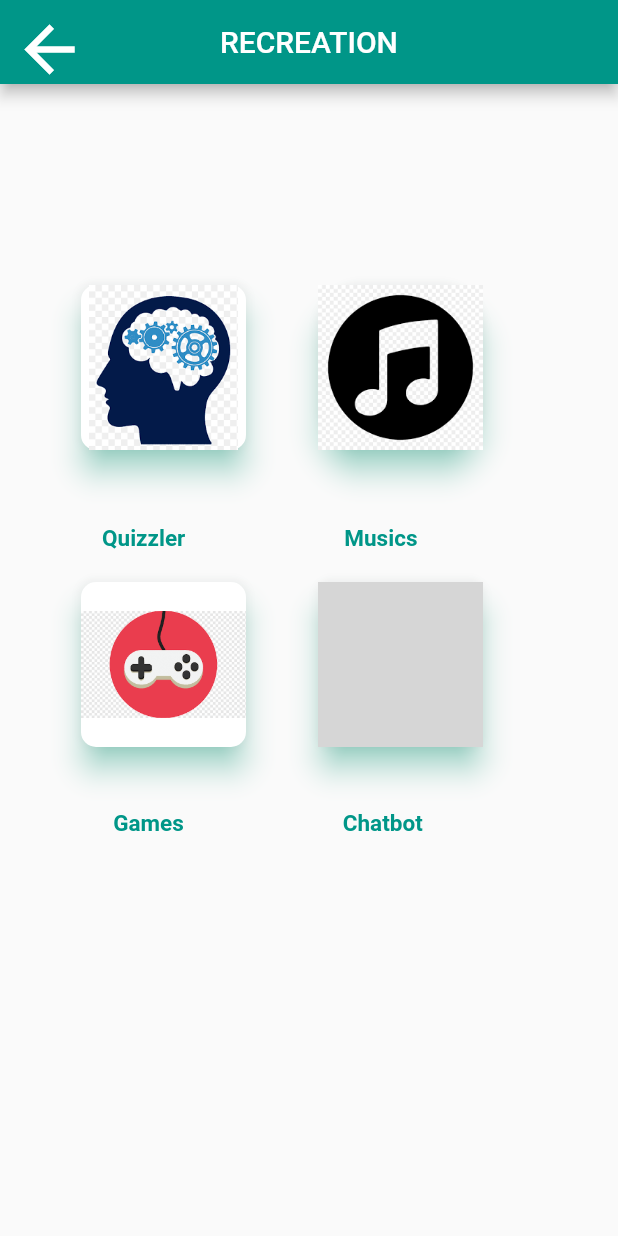
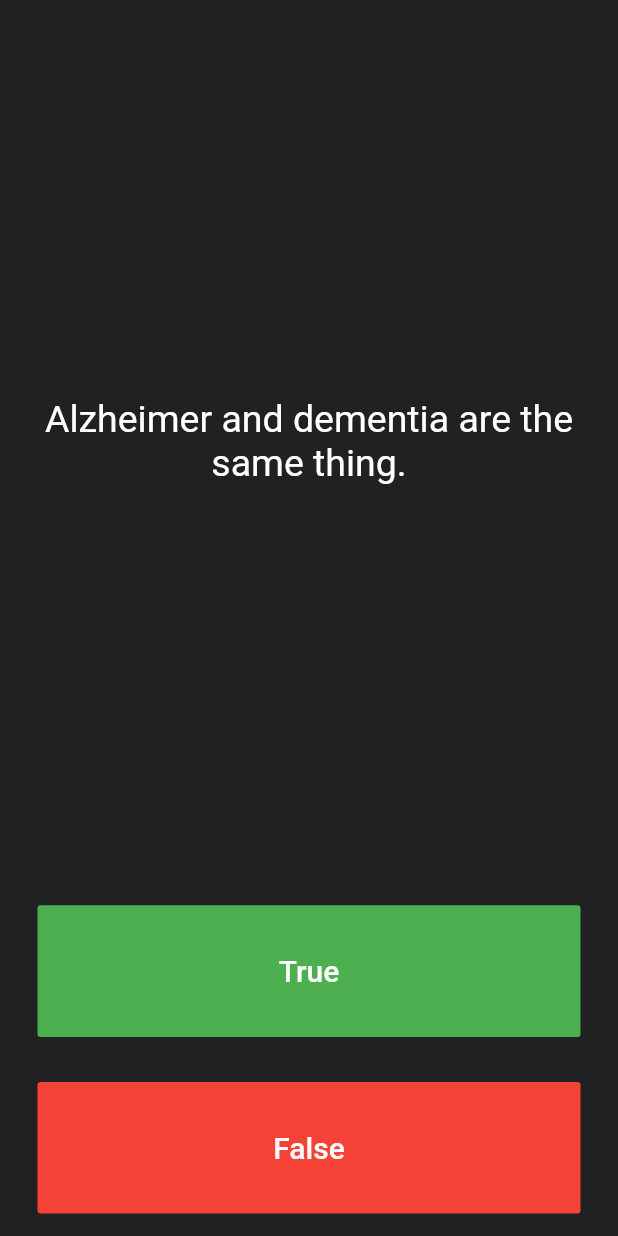
Before and after one commit to clary09/Obliviate, a Flutter app: the RecreationScreen screen opened directly, after a tap on "Quizzler", on a phone screen of 412 x 824 dp. Run offline on Flutter 3.47's test engine with Material 2 defaults, Android fonts, the phone set to English and light mode, and no system bars; our stand-ins replace audioplayers, cloud_firestore, firebase_auth, firebase_core, fluttertoast, rflutter_alert; accounts and stored records are empty; grey boxes are pictures that could not be loaded.

Commit message:
added games and quizzler

```diff
--- a/lib/screens/home.dart
+++ b/lib/screens/home.dart
@@ -1,4 +1,4 @@
- import 'package:flutter/cupertino.dart';
+import 'package:flutter/cupertino.dart';
 import 'package:flutter/material.dart';
 import 'package:obliviate_app/screens/health.dart';
 
--- /dev/null
+++ b/lib/screens/question.dart
@@ -0,0 +1,11 @@
+import 'package:flutter/material.dart';
+import 'package:obliviate_app/screens/quiz_brain.dart';
+class Question {
+  late String questionText;
+  late bool questionAnswer;
+
+  Question(String q, bool a) {
+    questionText = q;
+    questionAnswer = a;
+  }
+}
--- /dev/null
+++ b/lib/screens/quiz_brain.dart
@@ -0,0 +1,67 @@
+import 'package:obliviate_app/screens/question.dart';
+import 'package:obliviate_app/screens/quizzler.dart';
+
+class QuizBrain {
+  int _questionNumber = 0;
+
+  List<Question> _questionBank = [
+    Question('Alzheimer and dementia are the same thing.', false),
+    Question('Red wine and grape juice can help reverse Alzheimer', false),
+    Question('Sun rises in the east.', true),
+    Question('There are 8 continents in the world', false),
+    Question('Cat barks and Dogs hoot', false),
+    Question('There are 365 days in a year', true),
+    Question(
+        'Humans are cold blooded animals',
+        false),
+    Question(
+        'Ranchi is the capital of India',
+        false),
+    Question(
+        'Wednesday comes after Tuesday',
+        true),
+    Question(
+        'The total surface area of two human lungs is approximately 70 square metres.',
+        true),
+    Question('Google was originally called \"Backrub\".', true),
+    Question(
+        'Chocolate affects a dog\'s heart and nervous system; a few ounces are enough to kill a small dog.',
+        true),
+    Question(
+        'In West Virginia, USA, if you accidentally hit an animal with your car, you are free to take it home to eat.',
+        true),
+  ];
+
+  void nextQuestion() {
+    if (_questionNumber < _questionBank.length - 1) {
+      _questionNumber++;
+    }
+  }
+
+  String getQuestionText() {
+    return _questionBank[_questionNumber].questionText;
+  }
+
+  bool getCorrectAnswer() {
+    return _questionBank[_questionNumber].questionAnswer;
+  }
+
+  //TODO: Step 3 Part A - Create a method called isFinished() here that checks to see if we have reached the last question. It should return (have an output) true if we've reached the last question and it should return false if we're not there yet.
+
+  bool isFinished() {
+    if (_questionNumber >= _questionBank.length - 1) {
+      //TODO: Step 3 Part B - Use a print statement to check that isFinished is returning true when you are indeed at the end of the quiz and when a restart should happen.
+
+      print('Now returning true');
+      return true;
+
+    } else {
+      return false;
+    }
+  }
+
+  //TODO: Step 4 part B - Create a reset() method here that sets the questionNumber back to 0.
+  void reset() {
+    _questionNumber = 0;
+  }
+}
--- /dev/null
+++ b/lib/screens/quizzler.dart
@@ -0,0 +1,145 @@
+import 'package:flutter/material.dart';
+import 'package:obliviate_app/screens/quiz_brain.dart';
+import 'package:obliviate_app/screens/question.dart';
+
+import 'package:rflutter_alert/rflutter_alert.dart';
+import 'quiz_brain.dart';
+
+QuizBrain quizBrain = QuizBrain();
+class QuizScreen extends StatelessWidget {
+  const QuizScreen({Key? key}) : super(key: key);
+
+  @override
+  Widget build(BuildContext context) {
+    return MaterialApp(
+      home: Scaffold(
+        backgroundColor: Colors.grey.shade900,
+        body: SafeArea(
+          child: Padding(
+            padding: EdgeInsets.symmetric(horizontal: 10.0),
+            child: QuizPage(),
+          ),
+        ),
+      ),
+    );
+  }
+}
+class QuizPage extends StatefulWidget {
+  @override
+  _QuizPageState createState() => _QuizPageState();
+}
+
+class _QuizPageState extends State<QuizPage> {
+  List<Icon> scoreKeeper = [];
+
+  void checkAnswer(bool userPickedAnswer) {
+    bool correctAnswer = quizBrain.getCorrectAnswer();
+
+    setState(() {
+      //TODO: Step 4 - Use IF/ELSE to check if we've reached the end of the quiz. If so,
+      //On the next line, you can also use if (quizBrain.isFinished()) {}, it does the same thing.
+      if (quizBrain.isFinished() == true) {
+        //TODO Step 4 Part A - show an alert using rFlutter_alert,
+
+        //This is the code for the basic alert from the docs for rFlutter Alert:
+        //Alert(context: context, title: "RFLUTTER", desc: "Flutter is awesome.").show();
+
+        //Modified for our purposes:
+        Alert(
+          context: context,
+          title: 'Finished!',
+          desc: 'You\'ve reached the end of the quiz.',
+        ).show();
+
+        //TODO Step 4 Part C - reset the questionNumber,
+        quizBrain.reset();
+
+        //TODO Step 4 Part D - empty out the scoreKeeper.
+        scoreKeeper = [];
+      }
+
+      //TODO: Step 6 - If we've not reached the end, ELSE do the answer checking steps below 👇
+      else {
+        if (userPickedAnswer == correctAnswer) {
+          scoreKeeper.add(Icon(
+            Icons.check,
+            color: Colors.green,
+          ));
+        } else {
+          scoreKeeper.add(Icon(
+            Icons.close,
+            color: Colors.red,
+          ));
+        }
+        quizBrain.nextQuestion();
+      }
+    });
+  }
+
+  @override
+  Widget build(BuildContext context) {
+    return Column(
+      mainAxisAlignment: MainAxisAlignment.spaceBetween,
+      crossAxisAlignment: CrossAxisAlignment.stretch,
+      children: <Widget>[
+      Expanded(
+      flex: 5,
+      child: Padding(
+        padding: EdgeInsets.all(10.0),
+        child: Center(
+          child: Text(
+            quizBrain.getQuestionText(),
+            textAlign: TextAlign.center,
+            style: TextStyle(
+              fontSize: 25.0,
+              color: Colors.white,
+            ),
+          ),
+        ),
+      ),
+    ),
+    Expanded(
+    child: Padding(
+    padding: EdgeInsets.all(15.0),
+    child: FlatButton(
+    textColor: Colors.white,
+    color: Colors.green,
+    child: Text(
+    'True',
+    style: TextStyle(
+    color: Colors.white,
+    fontSize: 20.0,
+    ),
+    ),
+    onPressed: () {
+    //The user picked true.
+    },
+    ),
+    ),
+    ),
+        Expanded(
+          child: Padding(
+            padding: EdgeInsets.all(15.0),
+            child: FlatButton(
+              color: Colors.red,
+              child: Text(
+                'False',
+                style: TextStyle(
+                  fontSize: 20.0,
+                  color: Colors.white,
+                ),
+              ),
+              onPressed: () {
+                //The user picked false.
+                checkAnswer(false);
+              },
+            ),
+          ),
+        ),
+        Row(
+          children: scoreKeeper,
+        )
+      ],
+    );
+  }
+}
--- a/lib/screens/recreation.dart
+++ b/lib/screens/recreation.dart
@@ -1,6 +1,7 @@
 import 'package:flutter/material.dart';
-import 'package:obliviate_app/screens/games.dart';
+import 'package:obliviate_app/screens/music.dart';
 import 'package:obliviate_app/screens/home.dart';
+import 'package:obliviate_app/screens/quizzler.dart';
 class RecreationScreen extends StatefulWidget {
   const RecreationScreen({Key? key}) : super(key: key);
 
@@ -95,13 +96,13 @@ class _RecreationPageState extends State<RecreationPage> {
     child: TextButton(
     onPressed: ()
     {
-                    // Navigator.push(context, MaterialPageRoute(
-                    //     builder: (context) => RecreationScreen()));
+    Navigator.push(context, MaterialPageRoute(
+    builder: (context) => QuizScreen()));
 
     },
     child: Text("Quizzler",
     style: TextStyle(fontSize: 15,fontWeight: FontWeight.bold),),
-              ),),
+    )),
     SizedBox(
     width: 90,
     ),
@@ -110,8 +111,8 @@ class _RecreationPageState extends State<RecreationPage> {
     child: TextButton(
     onPressed: ()
     {
-                    // Navigator.push(context, MaterialPageRoute(
-                    //     builder: (context) => RecreationScreen()));
+    Navigator.push(context, MaterialPageRoute(
+    builder: (context) => MusicScreen()));
 
     },
 
@@ -169,8 +170,8 @@ class _RecreationPageState extends State<RecreationPage> {
     child: TextButton(
     onPressed: ()
     {
-              Navigator.push(context, MaterialPageRoute(
-              builder: (context) => GameScreen()));
+    //Navigator.push(context, MaterialPageRoute(
+    //builder: (context) => GameScreen()));
 
     },
     child: Text("  Games",
```
Also changed, not shown: lib/screens/health.dart (+13 -8 lines), lib/screens/music.dart (added, +52 -0 lines), lib/screens/addNote.dart (line endings or trailing spaces), lib/screens/curescreen.dart (line endings or trailing spaces), lib/screens/login.dart (line endings or trailing spaces), lib/screens/notScreen.dart (line endings or trailing spaces), lib/screens/nutriton.dart (line endings or trailing spaces), lib/screens/profile.dart (line endings or trailing spaces), lib/screens/register.dart (line endings or trailing spaces). Lines whose indentation alone changed are shown as unchanged.
